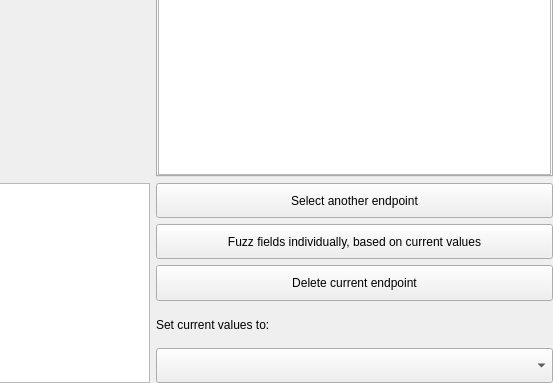
Before: the Qt Designer form views/fuzzer.ui in marin-m/pbtk, drawn with Qt 5; both pictures show x 247 to 800 and y 217 to 600 of the 800 by 600 pixel window.
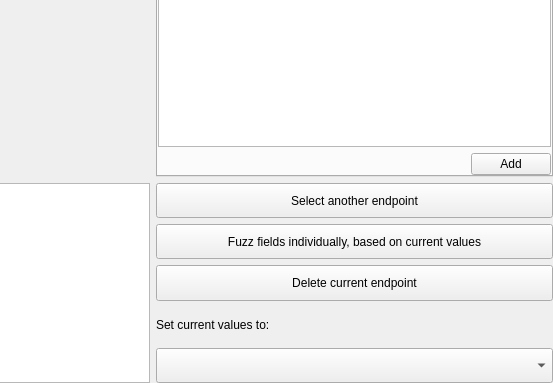
After: the same form once the commit is applied. The open tabs and pages were chosen to show the change. Custom widgets are drawn as their Qt base class.

Commit message: Improve recursive message imports solving heuristics, add a tab to edit headers with POST requests

```diff
--- a/views/fuzzer.ui
+++ b/views/fuzzer.ui
@@ -149,7 +149,7 @@
        <property name="bottomMargin">
         <number>0</number>
        </property>
-       <item row="0" column="0">
+       <item row="0" column="0" colspan="2">
         <widget class="QTreeWidget" name="getTree">
          <property name="mouseTracking">
           <bool>true</bool>
@@ -169,6 +169,29 @@
          </column>
         </widget>
        </item>
+       <item row="1" column="1">
+        <widget class="QPushButton" name="getAdd">
+         <property name="focusPolicy">
+          <enum>Qt::NoFocus</enum>
+         </property>
+         <property name="text">
+          <string>Add</string>
+         </property>
+        </widget>
+       </item>
+       <item row="1" column="0">
+        <spacer name="spacer">
+         <property name="orientation">
+          <enum>Qt::Horizontal</enum>
+         </property>
+         <property name="sizeHint" stdset="0">
+          <size>
+           <width>40</width>
+           <height>20</height>
+          </size>
+         </property>
+        </spacer>
+       </item>
       </layout>
      </widget>
     </widget>
```
The commit also changes 4 other files.
